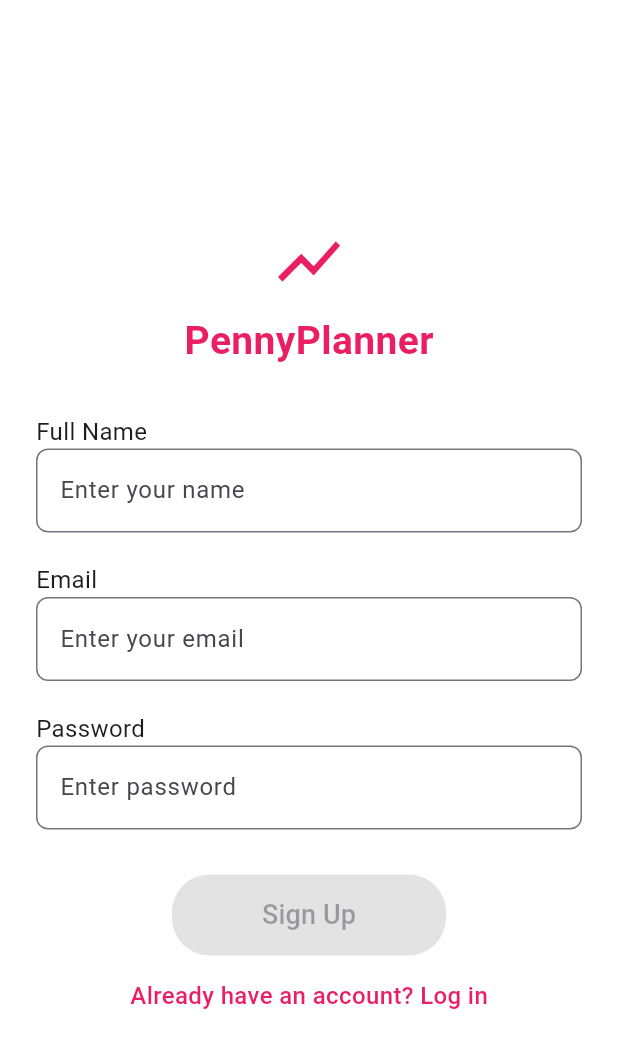
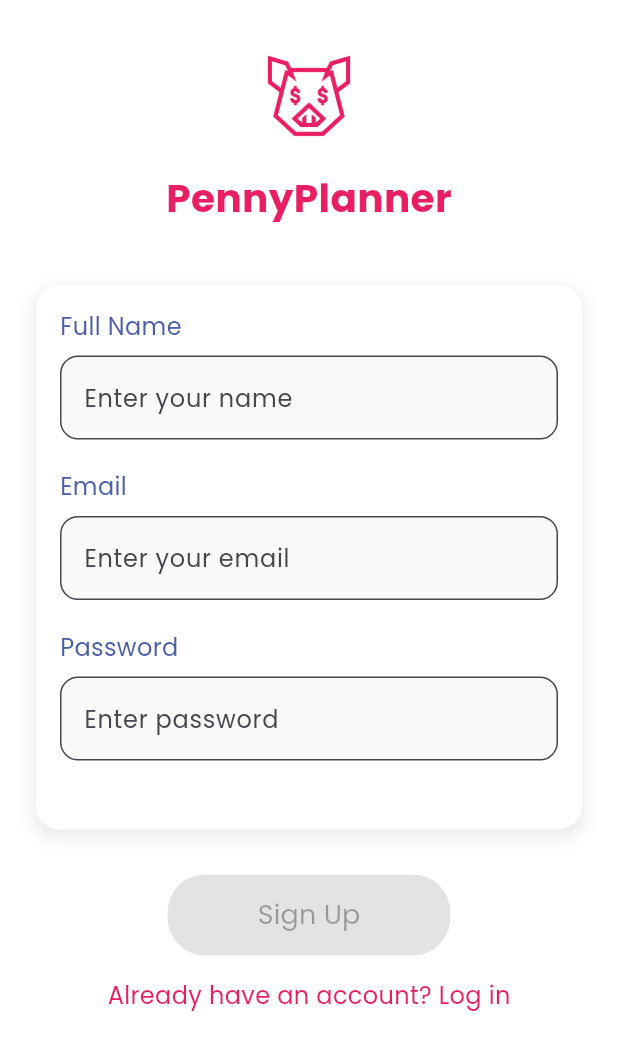
Before and after one commit to uvaizshah/PennyPlanner, a Flutter app: the screen it shows after launch, after a tap on "Let's Go", on a phone screen of 412 x 824 dp. Shown: the top 1050 px of the screen. Run offline on Flutter 3.47's test engine with Material 3 defaults, Android fonts, the phone set to English and light mode, and no system bars; our stand-ins replace curved_navigation_bar, firebase_core, google_fonts, image_picker, lottie; accounts and stored records are empty.

Commit message:
Update SplashScreen and SignUpScreen with new logos and styling adjustments; update pubspec.yaml with new asset and lottie version

```diff
--- a/lib/screens/signup.dart
+++ b/lib/screens/signup.dart
@@ -1,4 +1,5 @@
 import 'package:flutter/material.dart';
+import 'package:google_fonts/google_fonts.dart';
 import 'setup_page1.dart'; // Navigate to Setup Page 1 after signing up
 
 class SignUpScreen extends StatefulWidget {
@@ -43,71 +44,120 @@ class _SignUpScreenState extends State<SignUpScreen> {
   Widget build(BuildContext context) {
     return Scaffold(
       backgroundColor: Colors.white,
+      resizeToAvoidBottomInset: true, // Handle keyboard resize
       body: SafeArea(
+        child: SingleChildScrollView(
           child: Padding(
-          padding: const EdgeInsets.all(24.0),
+            padding: const EdgeInsets.symmetric(horizontal: 24.0, vertical: 20.0),
             child: Column(
-            mainAxisAlignment: MainAxisAlignment.center,
-            crossAxisAlignment: CrossAxisAlignment.start,
+              crossAxisAlignment: CrossAxisAlignment.center,
               children: [
-              // Logo & Title
-              const Center(
-                child: Icon(
-                  Icons.show_chart,
-                  color: Color(0xFFE91E63),
-                  size: 50.0,
+                // Custom Logo & Title
+                Image.asset(
+                  'assets/images/ppPinkLogo.png', // Pink logo
+                  height: 88.0, // Increased by 10%
+                  width: 88.0,  // Increased by 10%
                 ),
-              ),
-              const SizedBox(height: 10.0),
-              const Center(
-                child: Text(
+                const SizedBox(height: 5.0), // Reduced space
+                Text(
                   'PennyPlanner',
-                  style: TextStyle(
-                    color: Color(0xFFE91E63),
+                  style: GoogleFonts.poppins(
+                    color: const Color(0xFFE91E63),
                     fontSize: 26.0,
                     fontWeight: FontWeight.bold,
                   ),
                 ),
+                const SizedBox(height: 40.0),
+
+                // Form Container
+                Container(
+                  padding: const EdgeInsets.all(16.0),
+                  decoration: BoxDecoration(
+                    color: Colors.white,
+                    borderRadius: BorderRadius.circular(16.0),
+                    boxShadow: [
+                      BoxShadow(
+                        color: Colors.grey.withOpacity(0.2),
+                        spreadRadius: 2,
+                        blurRadius: 8,
+                        offset: const Offset(0, 4),
                       ),
-              const SizedBox(height: 30.0),
-
-              // Name Input
-              const Text("Full Name", style: TextStyle(fontSize: 16.0)),
+                    ],
+                  ),
+                  child: Column(
+                    crossAxisAlignment: CrossAxisAlignment.start,
+                    children: [
+                      Text(
+                        "Full Name",
+                        style: GoogleFonts.poppins(
+                          fontSize: 16.0,
+                          fontWeight: FontWeight.w500,
+                          color: const Color(0xFF4B5EAA),
+                        ),
+                      ),
+                      const SizedBox(height: 8.0),
                       TextField(
                         controller: _nameController,
                         decoration: InputDecoration(
                           hintText: "Enter your name",
                           border: OutlineInputBorder(
-                    borderRadius: BorderRadius.circular(8.0),
+                            borderRadius: BorderRadius.circular(12.0),
                           ),
+                          filled: true,
+                          fillColor: Colors.grey[50],
                         ),
+                        style: GoogleFonts.poppins(fontSize: 16),
                       ),
                       const SizedBox(height: 20.0),
 
-              // Email Input
-              const Text("Email", style: TextStyle(fontSize: 16.0)),
+                      Text(
+                        "Email",
+                        style: GoogleFonts.poppins(
+                          fontSize: 16.0,
+                          fontWeight: FontWeight.w500,
+                          color: const Color(0xFF4B5EAA),
+                        ),
+                      ),
+                      const SizedBox(height: 8.0),
                       TextField(
                         controller: _emailController,
                         keyboardType: TextInputType.emailAddress,
                         decoration: InputDecoration(
                           hintText: "Enter your email",
                           border: OutlineInputBorder(
-                    borderRadius: BorderRadius.circular(8.0),
+                            borderRadius: BorderRadius.circular(12.0),
                           ),
+                          filled: true,
+                          fillColor: Colors.grey[50],
                         ),
+                        style: GoogleFonts.poppins(fontSize: 16),
                       ),
                       const SizedBox(height: 20.0),
 
-              // Password Input
-              const Text("Password", style: TextStyle(fontSize: 16.0)),
+                      Text(
+                        "Password",
+                        style: GoogleFonts.poppins(
+                          fontSize: 16.0,
+                          fontWeight: FontWeight.w500,
+                          color: const Color(0xFF4B5EAA),
+                        ),
+                      ),
+                      const SizedBox(height: 8.0),
                       TextField(
                         controller: _passwordController,
                         obscureText: true,
                         decoration: InputDecoration(
                           hintText: "Enter password",
                           border: OutlineInputBorder(
-                    borderRadius: BorderRadius.circular(8.0),
+                            borderRadius: BorderRadius.circular(12.0),
                           ),
+                          filled: true,
+                          fillColor: Colors.grey[50],
+                        ),
+                        style: GoogleFonts.poppins(fontSize: 16),
+                      ),
+                      const SizedBox(height: 30.0),
+                    ],
                   ),
                 ),
                 const SizedBox(height: 30.0),
@@ -136,10 +186,15 @@ class _SignUpScreenState extends State<SignUpScreen> {
                       shape: RoundedRectangleBorder(
                         borderRadius: BorderRadius.circular(25.0),
                       ),
+                      elevation: 6,
+                      shadowColor: const Color(0xFFE91E63).withOpacity(0.4),
                     ),
-                  child: const Text(
+                    child: Text(
                       'Sign Up',
-                    style: TextStyle(fontSize: 18.0, fontWeight: FontWeight.w500),
+                      style: GoogleFonts.poppins(
+                        fontSize: 18.0,
+                        fontWeight: FontWeight.w500,
+                      ),
                     ),
                   ),
                 ),
@@ -152,10 +207,10 @@ class _SignUpScreenState extends State<SignUpScreen> {
                     onTap: () {
                       // TODO: Navigate to Login Screen
                     },
-                  child: const Text(
+                    child: Text(
                       "Already have an account? Log in",
-                    style: TextStyle(
-                      color: Color(0xFFE91E63),
+                      style: GoogleFonts.poppins(
+                        color: const Color(0xFFE91E63),
                         fontSize: 16.0,
                         fontWeight: FontWeight.w500,
                       ),
@@ -166,6 +221,7 @@ class _SignUpScreenState extends State<SignUpScreen> {
             ),
           ),
         ),
+      ),
     );
   }
 }
--- a/lib/screens/splash_screen.dart
+++ b/lib/screens/splash_screen.dart
@@ -1,5 +1,6 @@
 import 'package:flutter/material.dart';
-import 'signup.dart'; // Import SignUpScreen instead of SetupPin
+import 'package:google_fonts/google_fonts.dart';
+import 'signup.dart'; // Import SignUpScreen
 
 class SplashScreen extends StatelessWidget {
   const SplashScreen({super.key});
@@ -13,15 +14,19 @@ class SplashScreen extends StatelessWidget {
           child: Column(
             mainAxisAlignment: MainAxisAlignment.center,
             children: [
-              // Logo Icon
-              Icon(Icons.show_chart, color: Colors.white, size: 60.0),
+              // Logo
+              Image.asset(
+                'assets/images/ppWhiteLogo.png', // White logo
+                height: 110.0, // Increased by 10%
+                width: 110.0,  // Increased by 10%
+              ),
 
-              const SizedBox(height: 16.0),
+              const SizedBox(height: 8.0), // Reduced space
 
               // App Name
-              const Text(
+              Text(
                 'PennyPlanner',
-                style: TextStyle(
+                style: GoogleFonts.poppins(
                   color: Colors.white,
                   fontSize: 32.0,
                   fontWeight: FontWeight.bold,
@@ -31,9 +36,13 @@ class SplashScreen extends StatelessWidget {
               const SizedBox(height: 8.0),
 
               // Tagline
-              const Text(
+              Text(
                 'Your personal finance manager',
-                style: TextStyle(color: Colors.white, fontSize: 16.0),
+                style: GoogleFonts.poppins(
+                  color: Colors.white,
+                  fontSize: 16.0,
+                  fontWeight: FontWeight.w400,
+                ),
               ),
 
               const SizedBox(height: 48.0),
@@ -41,7 +50,7 @@ class SplashScreen extends StatelessWidget {
               // Let's Go Button
               ElevatedButton(
                 onPressed: () {
-                  // Navigate to SignUp page instead of SetupPin
+                  // Navigate to SignUp page
                   Navigator.push(
                     context,
                     MaterialPageRoute(builder: (context) => const SignUpScreen()),
@@ -49,7 +58,7 @@ class SplashScreen extends StatelessWidget {
                 },
                 style: ElevatedButton.styleFrom(
                   backgroundColor: Colors.white,
-                  foregroundColor: Color(0xFFE91E63),
+                  foregroundColor: const Color(0xFFE91E63),
                   padding: const EdgeInsets.symmetric(
                     horizontal: 48.0,
                     vertical: 16.0,
@@ -57,10 +66,16 @@ class SplashScreen extends StatelessWidget {
                   shape: RoundedRectangleBorder(
                     borderRadius: BorderRadius.circular(25.0),
                   ),
+                  elevation: 6,
+                  shadowColor: Colors.black.withOpacity(0.3),
                 ),
-                child: const Text(
+                child: Text(
                   "Let's Go",
-                  style: TextStyle(fontSize: 18.0, fontWeight: FontWeight.bold),
+                  style: GoogleFonts.poppins(
+                    fontSize: 18.0,
+                    fontWeight: FontWeight.bold,
+                    color: const Color(0xFFE91E63),
+                  ),
                 ),
               ),
             ],
--- a/pubspec.yaml
+++ b/pubspec.yaml
@@ -20,7 +20,7 @@ dependencies:
 
   # Animation and 3D
   rive: ^0.13.3  # 3D animations
-  lottie: ^2.7.0  # JSON-based animations for UI enhancements
+  lottie: ^3.3.1  # Updated to latest version for JSON-based animations
 
   # Firebase Dependencies
   firebase_core: ^3.12.1
@@ -40,6 +40,8 @@ flutter:
     - assets/animations/  # Folder for multiple animations
     - assets/animations/setup_intro.json  # Explicitly list animation for Setup Page 1
     - assets/animations/Piggy Bank.json  # Explicitly list Piggy Bank animation for Setup Page 2
+    - assets/images/ppPinkLogo.png
+    - assets/images/ppWhiteLogo.png  # Added new logo
 
   fonts:
     - family: Poppins
```
Also changed, not shown: assets/images/ppPinkLogo.png (added), assets/images/ppWhiteLogo.png (added), pubspec.lock. Lines whose indentation alone changed are shown as unchanged.
